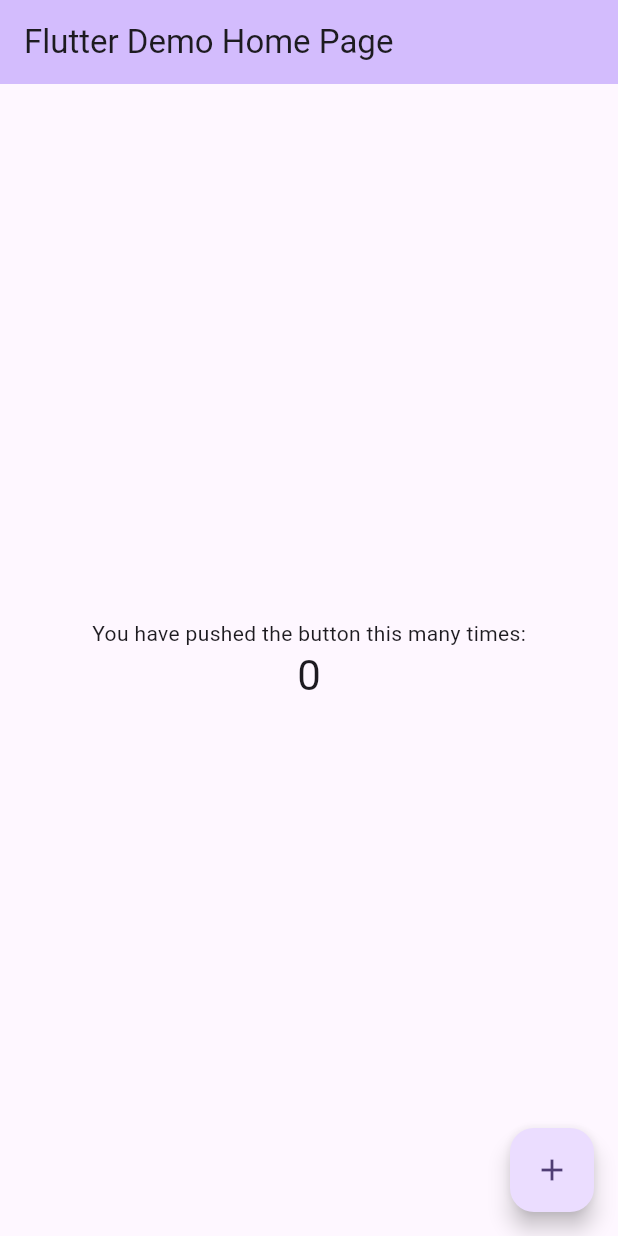
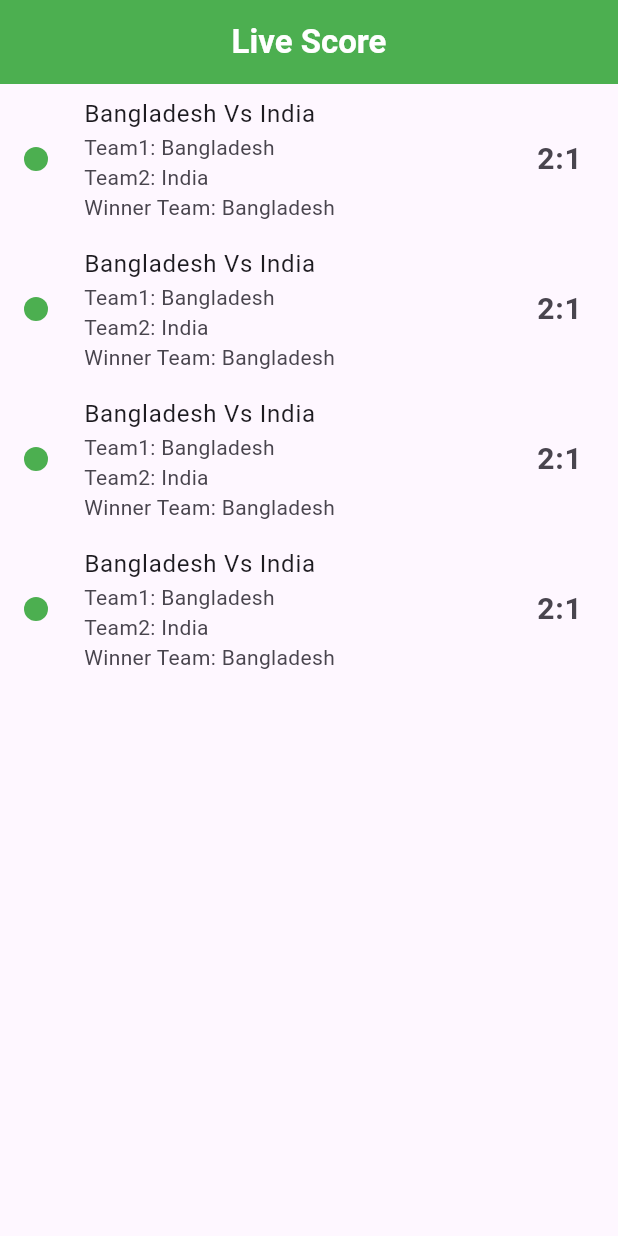
Before and after one commit to santorasu/live_score_app, a Flutter app: the screen it shows after launch, on a phone screen of 412 x 824 dp. Run offline on Flutter 3.47's test engine with Material 3 defaults, Android fonts, the phone set to English and light mode, and no system bars.

Commit message:
UI/UX design for Live Score App

```diff
--- /dev/null
+++ b/lib/Screens/home_page.dart
@@ -0,0 +1,44 @@
+import 'package:flutter/material.dart';
+
+class HomePage extends StatefulWidget {
+  const HomePage({super.key});
+
+  @override
+  State<HomePage> createState() => _HomePageState();
+}
+
+class _HomePageState extends State<HomePage> {
+  @override
+  Widget build(BuildContext context) {
+    return Scaffold(
+      appBar: AppBar(
+        title: Text(
+          "Live Score",
+          style: TextStyle(color: Colors.white, fontWeight: FontWeight.bold),
+        ),
+        centerTitle: true,
+      ),
+      body: ListView.builder(
+        itemCount: 4,
+        itemBuilder: (context, index) {
+          return ListTile(
+            leading: CircleAvatar(backgroundColor: Colors.green, radius: 8),
+            title: Text("Bangladesh Vs India"),
+            subtitle: Column(
+              crossAxisAlignment: CrossAxisAlignment.start,
+              children: [
+                Text("Team1: Bangladesh"),
+                Text("Team2: India"),
+                Text("Winner Team: Bangladesh"),
+              ],
+            ),
+            trailing: Text(
+              "2:1",
+              style: TextStyle(fontSize: 20, fontWeight: FontWeight.bold),
+            ),
+          );
+        },
+      ),
+    );
+  }
+}
--- a/lib/main.dart
+++ b/lib/main.dart
@@ -1,4 +1,5 @@
 import 'package:flutter/material.dart';
+import 'package:geo_location/Screens/home_page.dart';
 
 void main() {
   runApp(const MyApp());
@@ -7,116 +8,18 @@ void main() {
 class MyApp extends StatelessWidget {
   const MyApp({super.key});
 
-  // This widget is the root of your application.
   @override
   Widget build(BuildContext context) {
     return MaterialApp(
-      title: 'Flutter Demo',
+      debugShowCheckedModeBanner: false,
+      title: 'Live Score App',
       theme: ThemeData(
-        // This is the theme of your application.
-        //
-        // TRY THIS: Try running your application with "flutter run". You'll see
-        // the application has a purple toolbar. Then, without quitting the app,
-        // try changing the seedColor in the colorScheme below to Colors.green
-        // and then invoke "hot reload" (save your changes or press the "hot
-        // reload" button in a Flutter-supported IDE, or press "r" if you used
-        // the command line to start the app).
-        //
-        // Notice that the counter didn't reset back to zero; the application
-        // state is not lost during the reload. To reset the state, use hot
-        // restart instead.
-        //
-        // This works for code too, not just values: Most code changes can be
-        // tested with just a hot reload.
+        appBarTheme: AppBarTheme(
+          color: Colors.green,
+        ),
         colorScheme: ColorScheme.fromSeed(seedColor: Colors.deepPurple),
       ),
-      home: const MyHomePage(title: 'Flutter Demo Home Page'),
+      home: const HomePage(),
     );
   }
 }
-
-class MyHomePage extends StatefulWidget {
-  const MyHomePage({super.key, required this.title});
-
-  // This widget is the home page of your application. It is stateful, meaning
-  // that it has a State object (defined below) that contains fields that affect
-  // how it looks.
-
-  // This class is the configuration for the state. It holds the values (in this
-  // case the title) provided by the parent (in this case the App widget) and
-  // used by the build method of the State. Fields in a Widget subclass are
-  // always marked "final".
-
-  final String title;
-
-  @override
-  State<MyHomePage> createState() => _MyHomePageState();
-}
-
-class _MyHomePageState extends State<MyHomePage> {
-  int _counter = 0;
-
-  void _incrementCounter() {
-    setState(() {
-      // This call to setState tells the Flutter framework that something has
-      // changed in this State, which causes it to rerun the build method below
-      // so that the display can reflect the updated values. If we changed
-      // _counter without calling setState(), then the build method would not be
-      // called again, and so nothing would appear to happen.
-      _counter++;
-    });
-  }
-
-  @override
-  Widget build(BuildContext context) {
-    // This method is rerun every time setState is called, for instance as done
-    // by the _incrementCounter method above.
-    //
-    // The Flutter framework has been optimized to make rerunning build methods
-    // fast, so that you can just rebuild anything that needs updating rather
-    // than having to individually change instances of widgets.
-    return Scaffold(
-      appBar: AppBar(
-        // TRY THIS: Try changing the color here to a specific color (to
-        // Colors.amber, perhaps?) and trigger a hot reload to see the AppBar
-        // change color while the other colors stay the same.
-        backgroundColor: Theme.of(context).colorScheme.inversePrimary,
-        // Here we take the value from the MyHomePage object that was created by
-        // the App.build method, and use it to set our appbar title.
-        title: Text(widget.title),
-      ),
-      body: Center(
-        // Center is a layout widget. It takes a single child and positions it
-        // in the middle of the parent.
-        child: Column(
-          // Column is also a layout widget. It takes a list of children and
-          // arranges them vertically. By default, it sizes itself to fit its
-          // children horizontally, and tries to be as tall as its parent.
-          //
-          // Column has various properties to control how it sizes itself and
-          // how it positions its children. Here we use mainAxisAlignment to
-          // center the children vertically; the main axis here is the vertical
-          // axis because Columns are vertical (the cross axis would be
-          // horizontal).
-          //
-          // TRY THIS: Invoke "debug painting" (choose the "Toggle Debug Paint"
-          // action in the IDE, or press "p" in the console), to see the
-          // wireframe for each widget.
-          mainAxisAlignment: MainAxisAlignment.center,
-          children: <Widget>[
-            const Text('You have pushed the button this many times:'),
-            Text(
-              '$_counter',
-              style: Theme.of(context).textTheme.headlineMedium,
-            ),
-          ],
-        ),
-      ),
-      floatingActionButton: FloatingActionButton(
-        onPressed: _incrementCounter,
-        tooltip: 'Increment',
-        child: const Icon(Icons.add),
-      ), // This trailing comma makes auto-formatting nicer for build methods.
-    );
-  }
-}
--- a/pubspec.yaml
+++ b/pubspec.yaml
@@ -19,7 +19,7 @@ publish_to: 'none' # Remove this line if you wish to publish to pub.dev
 version: 1.0.0+1
 
 environment:
-  sdk: ^3.7.2
+  sdk: ^3.7.0
 
 # Dependencies specify other packages that your package needs in order to work.
 # To automatically upgrade your package dependencies to the latest versions
```
Also changed, not shown: pubspec.lock.
